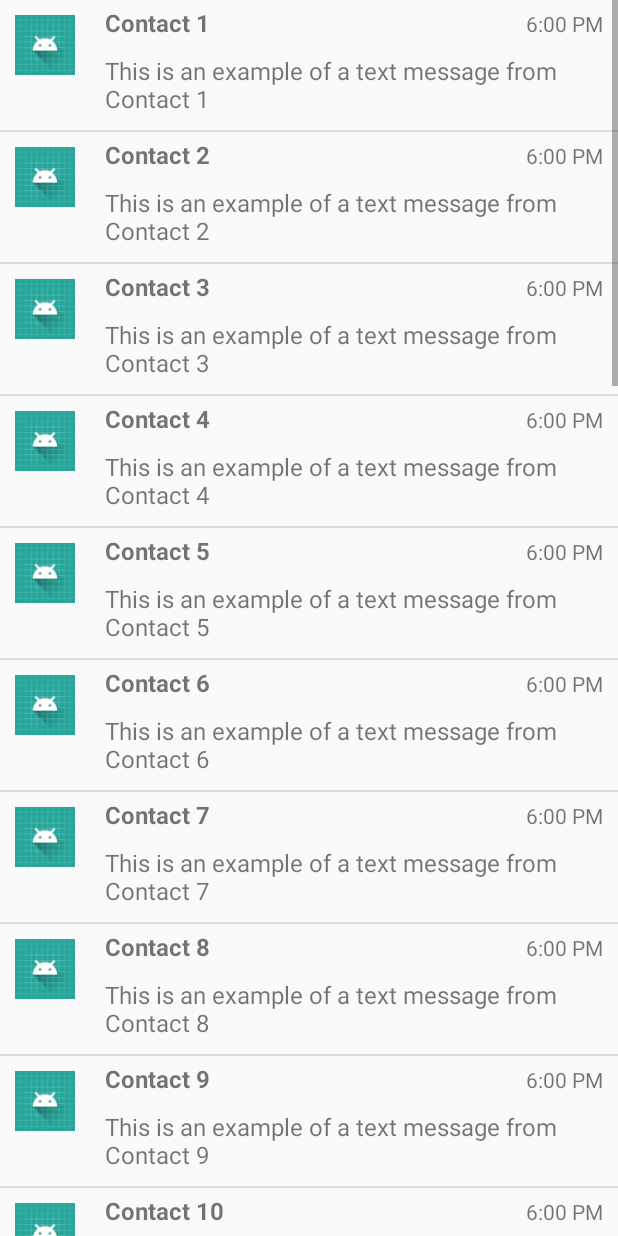
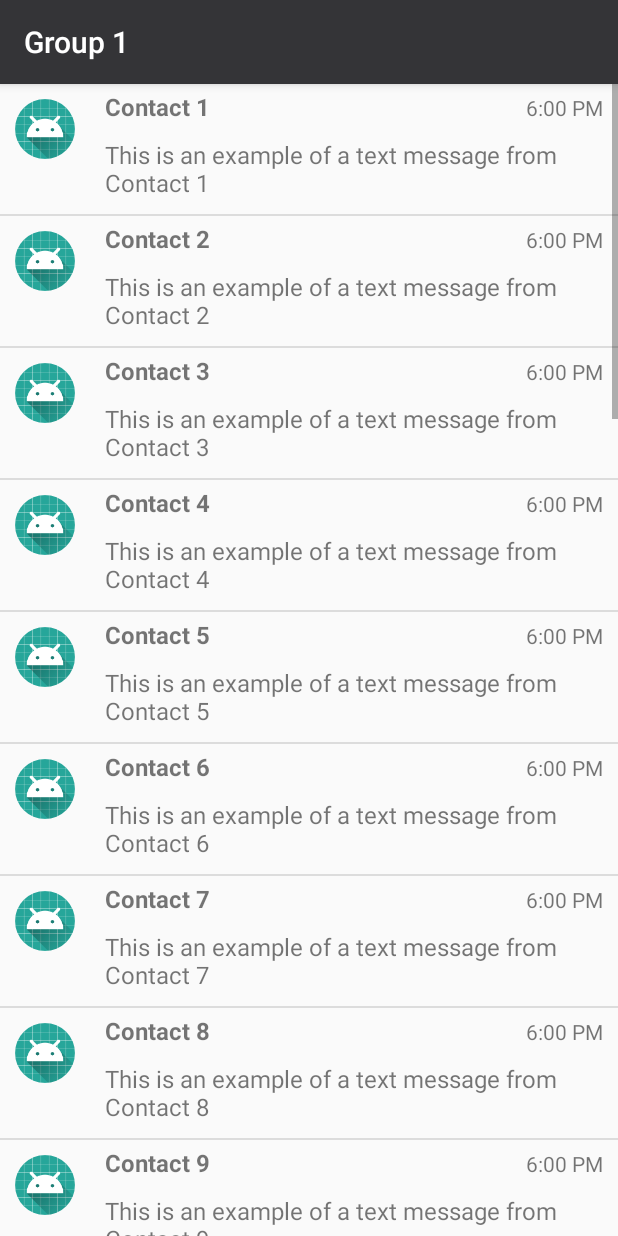
Before and after one commit to SparkDevTeams/Perimeter_Android_, an Android app: the MessageThread screen opened directly, with no data from a screen before it, on a phone screen of 412 x 824 dp. Run offline under Robolectric (Android 15) with nearby library versions, the phone set to English and light mode, and no system bars; our stand-ins replace CircleImageView; 1 statement that could not run was skipped.

Commit message:
Added basic action bar, circular icons, and ripple animations (in progress)

```diff
--- a/app/src/main/java/com/sparkdev/perimeter/activities/MessageThread/MessageThread.java
+++ b/app/src/main/java/com/sparkdev/perimeter/activities/MessageThread/MessageThread.java
@@ -5,19 +5,21 @@ import android.os.Bundle;
 import android.support.v7.widget.DividerItemDecoration;
 import android.support.v7.widget.LinearLayoutManager;
 import android.support.v7.widget.RecyclerView;
-import android.widget.TextView;
+import android.support.v7.widget.Toolbar;
+import android.support.v7.app.AppCompatActivity;
+import android.view.Menu;
+import android.view.MenuInflater;
 
 import com.sparkdev.perimeter.R;
 import com.sparkdev.perimeter.activities.MessageThread.adapters.RecyclerAdapter;
 
 import java.util.ArrayList;
 
-public class MessageThread extends Activity {
+public class MessageThread extends AppCompatActivity {
 
   private RecyclerView mRecyclerView;
   private RecyclerView.Adapter mAdapter;
   private LinearLayoutManager mLayoutManager;
-  private TextView mMessageText;
 
   private ArrayList <String> mContacts = new ArrayList<>();
   private ArrayList <String> mMessages = new ArrayList<>();
@@ -31,6 +33,9 @@ public class MessageThread extends Activity {
       mContacts.add("Contact " + (i+1));
       mMessages.add("This is an example of a text message from Contact " + (i+1));
     }
+
+    //Set action bar title
+    getSupportActionBar().setTitle("Group 1");
 
     // Get access to the RecyclerView
     mRecyclerView = (RecyclerView) findViewById(R.id.message_recycler_view);
@@ -48,4 +53,11 @@ public class MessageThread extends Activity {
                                                                   mLayoutManager.getOrientation());
     mRecyclerView.addItemDecoration(cellDivider);
   }
+
+  @Override
+  public boolean onCreateOptionsMenu(Menu menu) {
+    MenuInflater inflater = getMenuInflater();
+    inflater.inflate(R.menu.message_thread_menu, menu);
+    return true;
+  }
 }
--- a/app/src/main/res/layout/message_layout.xml
+++ b/app/src/main/res/layout/message_layout.xml
@@ -7,15 +7,15 @@
     <!-- Make sure your layout_height is set to wrap_content, to avoid each row to be on top of one
 another once the app is created-->
 
-    <ImageView
+    <de.hdodenhof.circleimageview.CircleImageView
         android:id="@+id/sample_icon"
         android:layout_width="40dp"
         android:layout_height="40dp"
         android:layout_margin="10dp"
-        android:background="@drawable/ic_launcher_background"
-        android:src="@drawable/ic_launcher_foreground" />
+        android:src="@mipmap/ic_launcher" />
 
     <LinearLayout
+        android:id="@+id/sample_text"
         android:layout_width="match_parent"
         android:layout_height="wrap_content"
         android:orientation="vertical" >
```
Also changed, not shown: app/src/main/AndroidManifest.xml (+5 -4 lines), app/src/main/java/com/sparkdev/perimeter/activities/MessageThread/adapters/RecyclerAdapter.java (+11 -0 lines).
